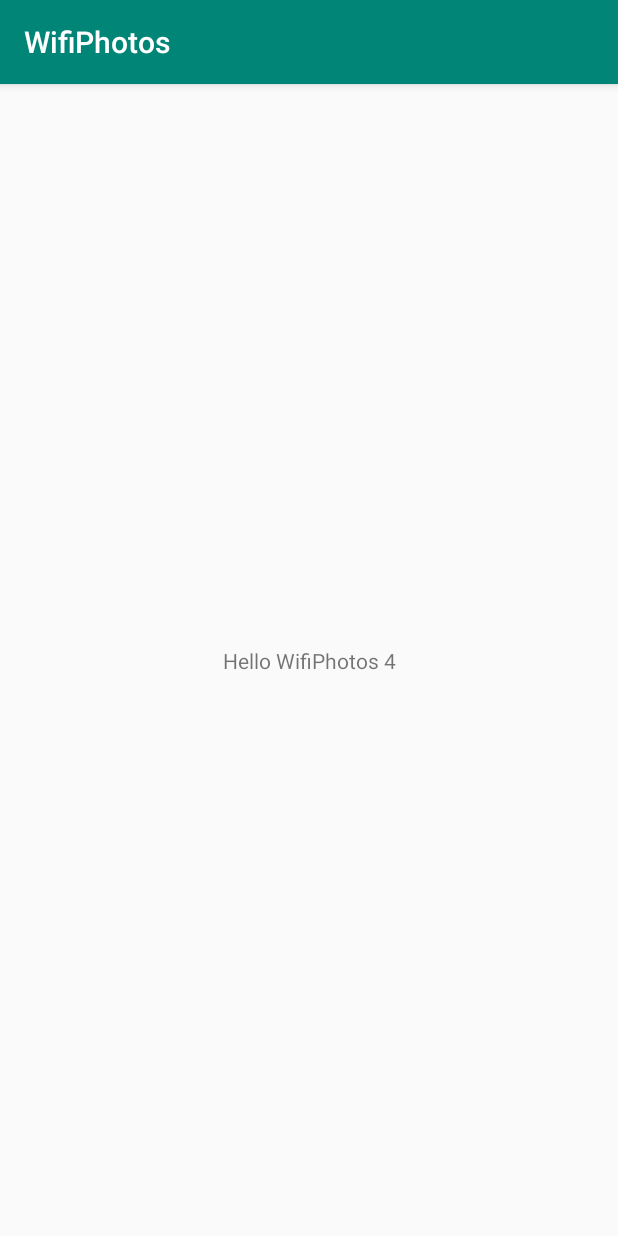
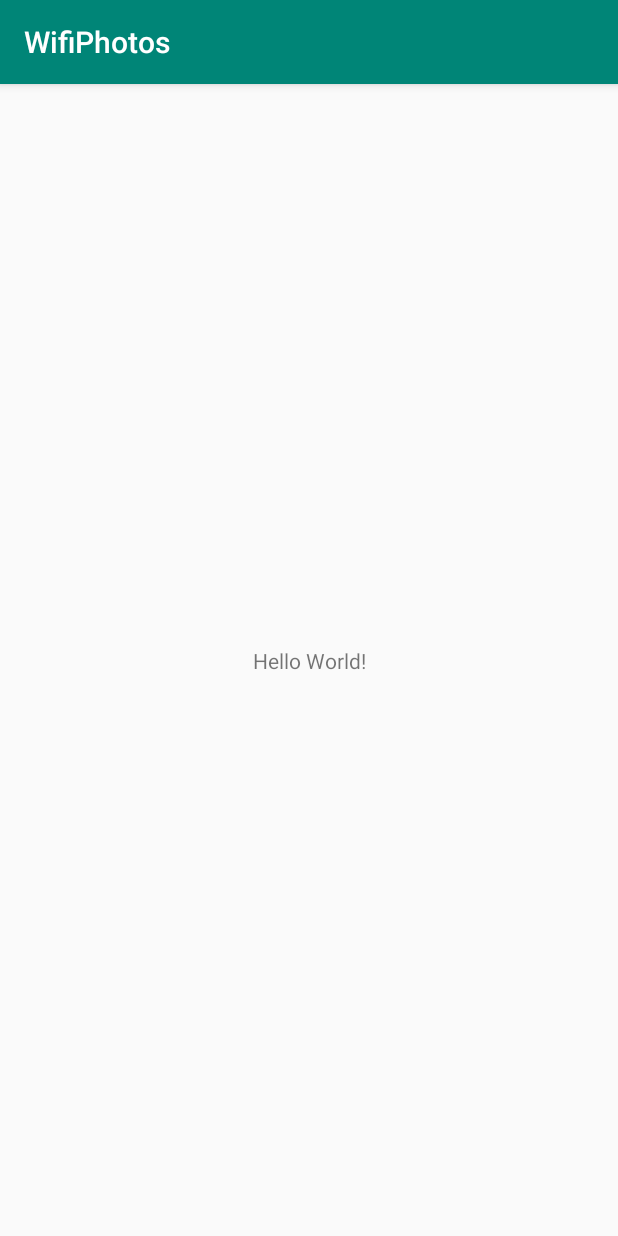
Before and after one commit to allanrbo/wifiphotos, an Android app: the screen it shows after launch (MainActivity), on a phone screen of 412 x 824 dp. Run offline under Robolectric (Android 15) with nearby library versions, the phone set to English and light mode, and no system bars; our stand-ins replace Picasso; libraries missing offline, so code that uses them is left out: fi.iki.elonen; pictures from the network do not load; 1 statement that could not run was skipped.

Commit message:
Recreated project from sdk 21 template

```diff
--- a/app/src/main/AndroidManifest.xml
+++ b/app/src/main/AndroidManifest.xml
@@ -12,6 +12,7 @@
         <activity android:name=".MainActivity">
             <intent-filter>
                 <action android:name="android.intent.action.MAIN" />
+
                 <category android:name="android.intent.category.LAUNCHER" />
             </intent-filter>
         </activity>
--- a/app/src/main/res/layout/activity_main.xml
+++ b/app/src/main/res/layout/activity_main.xml
@@ -9,7 +9,7 @@
     <TextView
         android:layout_width="wrap_content"
         android:layout_height="wrap_content"
-        android:text="Hello WifiPhotos 4"
+        android:text="Hello World!"
         app:layout_constraintBottom_toBottomOf="parent"
         app:layout_constraintLeft_toLeftOf="parent"
         app:layout_constraintRight_toRightOf="parent"
```
Also changed, not shown: build.gradle (line endings or trailing spaces), gradle.properties (line endings or trailing spaces), gradle/wrapper/gradle-wrapper.properties, settings.gradle (line endings or trailing spaces), 1 other file.
